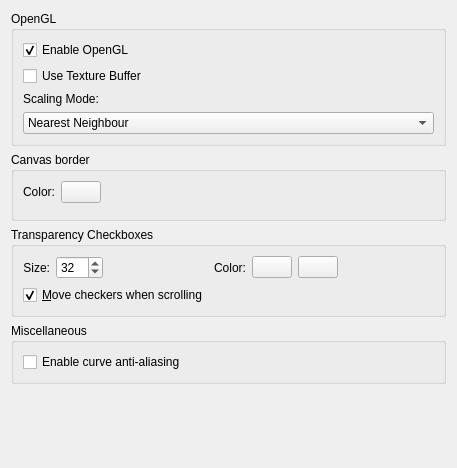
This is krita/ui/forms/wdgdisplaysettings.ui in KDE/krita as Qt 5 draws it before an edit. The edited form follows.
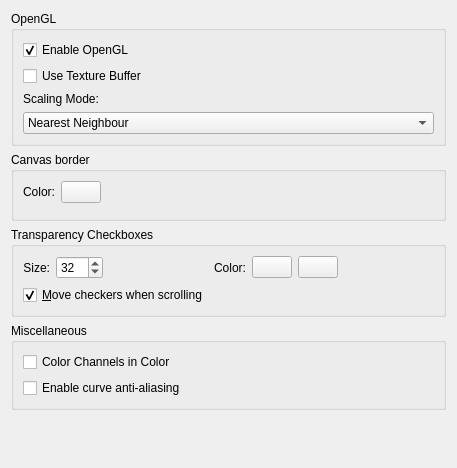
This is the edited form. Custom widgets are drawn as their Qt base class.

Commit message:
Make single channel display mode configurable
Grayscale or as color

```diff
--- a/krita/ui/forms/wdgdisplaysettings.ui
+++ b/krita/ui/forms/wdgdisplaysettings.ui
@@ -151,6 +151,16 @@
       <string>Miscellaneous</string>
      </property>
      <layout class="QVBoxLayout" name="verticalLayout">
+      <item>
+       <widget class="QCheckBox" name="chkChannelsAsColor">
+        <property name="text">
+         <string>Color Channels in Color</string>
+        </property>
+        <property name="checked">
+         <bool>false</bool>
+        </property>
+       </widget>
+      </item>
       <item>
        <widget class="QCheckBox" name="chkCurveAntialiasing">
         <property name="text">
```
The commit also changes 3 other files.
